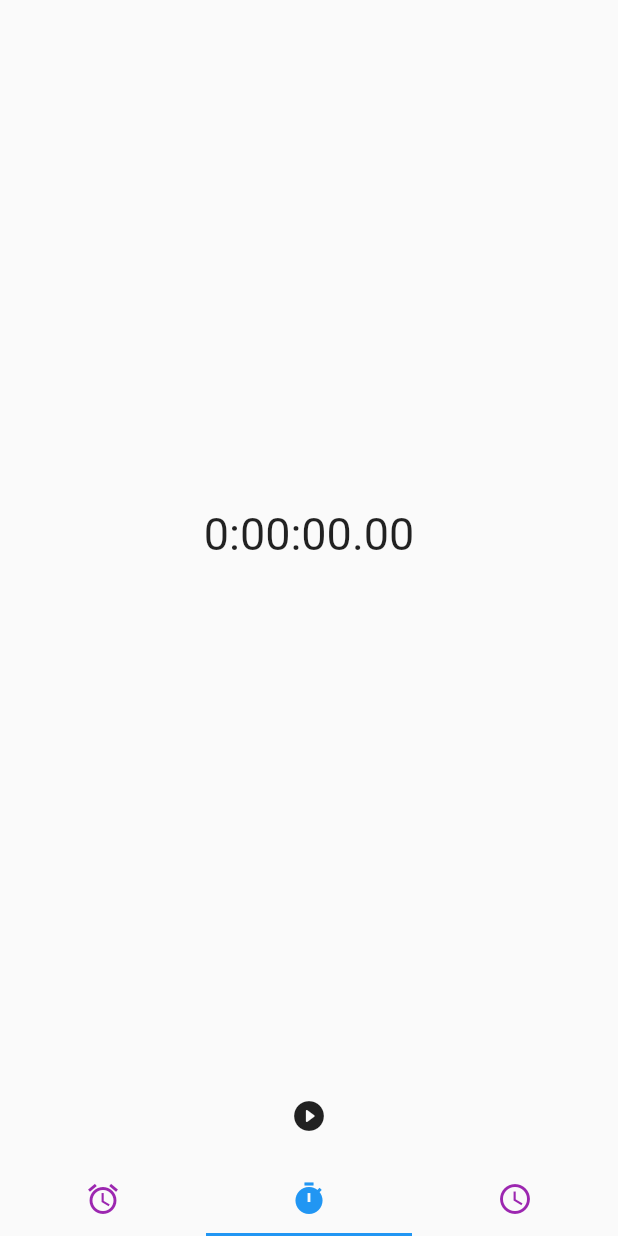
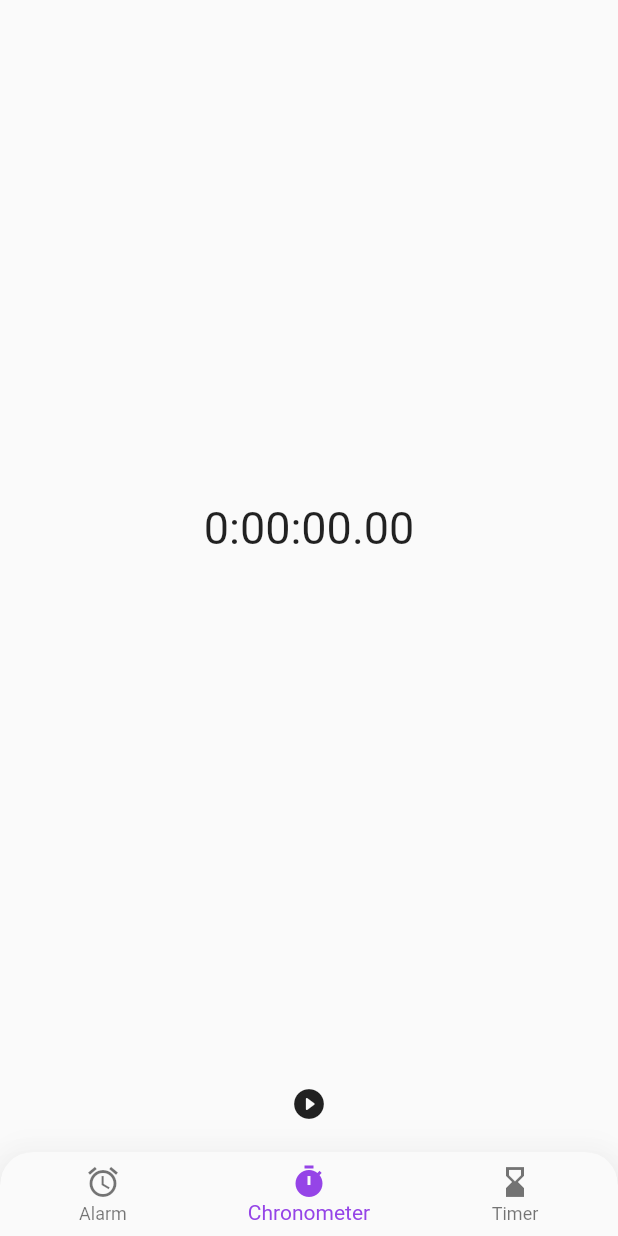
Before and after one commit to ArisCuber19/Chronometer, a Flutter app: the screen it shows after launch, item 2 of the bottom bar chosen, on a phone screen of 412 x 824 dp. Run offline on Flutter 3.47's test engine with Material 2 defaults, Android fonts, the phone set to English and light mode, and no system bars.

Commit message:
Surprise for Miriam ;)

```diff
--- a/lib/main.dart
+++ b/lib/main.dart
@@ -23,36 +23,72 @@ class MyApp extends StatelessWidget {
           primarySwatch: Colors.lightBlue,
         ),
         themeMode: ThemeMode.system,
-        home: Main());
+        home: MyStatefulWidget());
   }
 }
 
-class Main extends StatelessWidget {
+class MyStatefulWidget extends StatefulWidget {
+  MyStatefulWidget({Key key}) : super(key: key);
+
+  @override
+  _MyStatefulWidgetState createState() => _MyStatefulWidgetState();
+}
+
+/// This is the private State class that goes with MyStatefulWidget.
+class _MyStatefulWidgetState extends State<MyStatefulWidget> {
+  int _selectedIndex = 0;
+  static const TextStyle optionStyle =
+      TextStyle(fontSize: 30, fontWeight: FontWeight.bold);
+  static List<Widget> _widgetOptions = <Widget>[
+    Text(
+      'Alarm',
+      style: optionStyle,
+    ),
+    ChronometerTab(),
+    TimerTab(),
+  ];
+
+  void _onItemTapped(int index) {
+    setState(() {
+      _selectedIndex = index;
+    });
+  }
+
   @override
   Widget build(BuildContext context) {
-    return MaterialApp(
-      home: DefaultTabController(
-        length: 3,
-        child: Scaffold(
-          body: TabBarView(
-            children: [
-              AlarmTab(),
-              ChronometerTab(),
-              TimerTab(),
+    return Scaffold(
+        body: Center(
+          child: _widgetOptions.elementAt(_selectedIndex),
+        ),
+        bottomNavigationBar: Material(
+          shape: RoundedRectangleBorder(
+            borderRadius: BorderRadius.only(
+              topLeft: Radius.circular(22),
+              topRight: Radius.circular(22),
+            ),
+          ),
+          clipBehavior: Clip.antiAlias,
+          elevation: 22,
+          child: BottomNavigationBar(
+            items: const <BottomNavigationBarItem>[
+              BottomNavigationBarItem(
+                icon: Icon(Icons.alarm),
+                label: 'Alarm',
+              ),
+              BottomNavigationBarItem(
+                icon: Icon(Icons.timer),
+                label: 'Chronometer',
+              ),
+              BottomNavigationBarItem(
+                icon: Icon(Icons.hourglass_bottom),
+                label: 'Timer',
+              ),
             ],
+            currentIndex: _selectedIndex,
+            selectedItemColor: Color(0xFF9544E7),
+            onTap: _onItemTapped,
           ),
-          bottomNavigationBar: TabBar(
-            tabs: [
-              Tab(icon: Icon(Icons.alarm)),
-              Tab(icon: Icon(Icons.timer)),
-              Tab(icon: Icon(Icons.access_time_outlined)),
-            ],
-            labelColor: Colors.blue,
-            unselectedLabelColor: Colors.purple,
-          ),
-        ),
-      ),
-    );
+        ));
   }
 }
 
```
